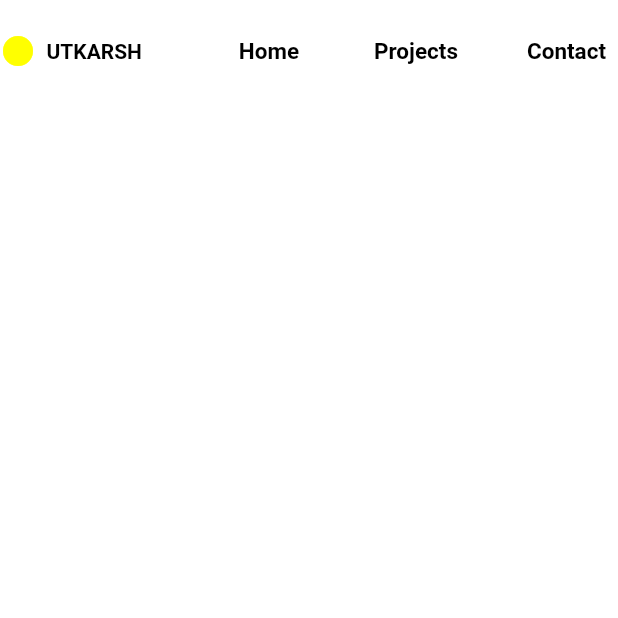
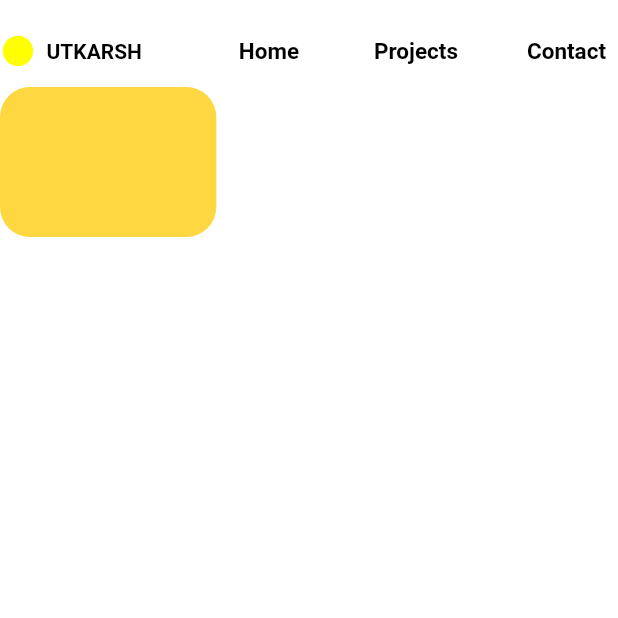
Before and after one commit to Utkarsh4517/PortfolioNew, a Flutter app: the screen it shows after launch, on a phone screen of 412 x 824 dp, the top half of it. Run offline on Flutter 3.47's test engine with Material 2 defaults, Android fonts, the phone set to English and light mode, and no system bars; our stand-ins replace google_fonts, responsive_framework; Roboto replaces fonts that are missing (Chivo).

Commit message:
added responsive framework and created IntroContainer

```diff
--- a/lib/main.dart
+++ b/lib/main.dart
@@ -1,5 +1,6 @@
 import 'package:flutter/material.dart';
 import 'package:newportfolio/pages/homepage.dart';
+import 'package:responsive_framework/responsive_framework.dart';
 
 void main() {
   runApp(const MyApp());
@@ -11,8 +12,17 @@ class MyApp extends StatelessWidget {
   // This widget is the root of your application.
   @override
   Widget build(BuildContext context) {
-    return const MaterialApp(
+    return  MaterialApp(
       debugShowCheckedModeBanner: false,
+        builder: (context, child) => ResponsiveBreakpoints.builder(
+        child: child!,
+        breakpoints: [
+          const Breakpoint(start: 0, end: 450, name: MOBILE),
+          const Breakpoint(start: 451, end: 800, name: TABLET),
+          const Breakpoint(start: 801, end: 1920, name: DESKTOP),
+          const Breakpoint(start: 1921, end: double.infinity, name: '4K'),
+        ],
+      ),
       home: HomePage(),
     );
   }
--- a/lib/pages/homepage.dart
+++ b/lib/pages/homepage.dart
@@ -1,5 +1,6 @@
 import 'package:flutter/material.dart';
 import 'package:google_fonts/google_fonts.dart';
+import 'package:newportfolio/widgets/introcontainer.dart';
 import 'package:newportfolio/widgets/textbutton.dart';
 
 class HomePage extends StatelessWidget {
@@ -21,6 +22,7 @@ class HomePage extends StatelessWidget {
                 const SizedBox(
                   height: 10,
                 ),
+                // START OF TOP ROW
                 Row(
                   mainAxisAlignment: MainAxisAlignment.spaceBetween,
                   children: [
@@ -36,24 +38,43 @@ class HomePage extends StatelessWidget {
                         Text(
                           'UTKARSH',
                           style: GoogleFonts.chivo(
-                                color: Colors.black,
-                                fontWeight: FontWeight.bold),
+                              color: Colors.black, fontWeight: FontWeight.bold),
                         )
                       ],
                     ),
                     Row(
                       children: const [
                         CustomTextButton(text: 'Home'),
-                          SizedBox(width: 30,),
-                          CustomTextButton(text: 'Projects',),
-                          SizedBox(width: 30,),
-                          CustomTextButton(text: 'Contact',)
+                        SizedBox(
+                          width: 30,
+                        ),
+                        CustomTextButton(
+                          text: 'Projects',
+                        ),
+                        SizedBox(
+                          width: 30,
+                        ),
+                        CustomTextButton(
+                          text: 'Contact',
+                        )
+                      ],
+                    )
+                  ],
+                ),
+                // END OF TOP ROW
+                Column(
+                  children: [
+                    Row(
+                      mainAxisAlignment: MainAxisAlignment.start,
+                      children: [
+                        IntroContainer(),
                       ],
                     )
                   ],
                 )
               ],
-              )),
+            ),
+          ),
         ),
       ),
     );
--- /dev/null
+++ b/lib/widgets/introcontainer.dart
@@ -0,0 +1,18 @@
+import 'package:flutter/material.dart';
+
+class IntroContainer extends StatelessWidget {
+  const IntroContainer({super.key});
+
+  @override
+  Widget build(BuildContext context) {
+    return Container(
+      width: MediaQuery.of(context).size.width * 0.35,
+      height: 100,
+      decoration: BoxDecoration(
+        color: Colors.amberAccent,
+        borderRadius: BorderRadius.circular(20)
+
+      ),
+    );
+  }
+}
--- a/pubspec.yaml
+++ b/pubspec.yaml
@@ -36,6 +36,7 @@ dependencies:
   # Use with the CupertinoIcons class for iOS style icons.
   cupertino_icons: ^1.0.2
   google_fonts: ^4.0.3
+  responsive_framework: ^1.0.0
 
 dev_dependencies:
   flutter_test:
```
Also changed, not shown: pubspec.lock. Lines whose indentation alone changed are shown as unchanged.
